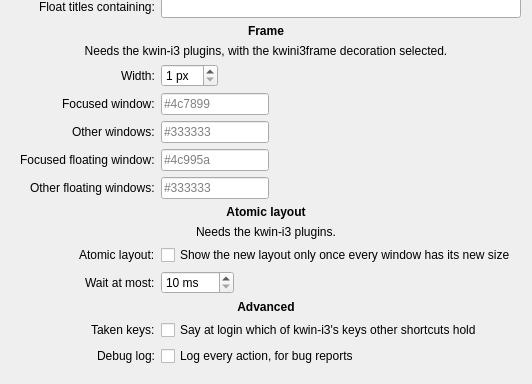
grandpaul2/kwin-i3, file package/contents/ui/config.ui: the form before one commit; both pictures show x 0 to 532 and y 364 to 748 of the 532 by 748 pixel window.
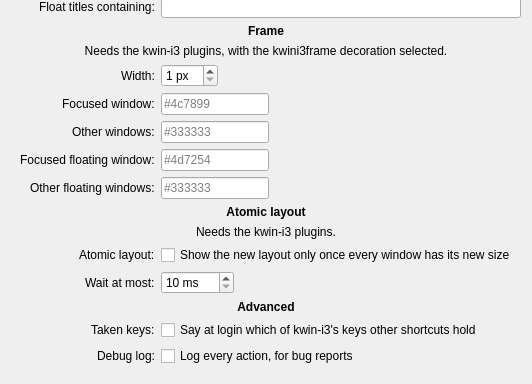
The form after the commit.

Commit message:
The active floating window's frame defaults to Paul's muted green, #4d7254
Paul picked it in the settings page's colour button (was #4c995a) and wants it as the default:
main.xml, settings.js, the frame plugin's own fallback, the form's placeholder, the README, and
54-frame.sh's expected pixel.

Diff of the .ui file:
```diff
--- a/package/contents/ui/config.ui
+++ b/package/contents/ui/config.ui
@@ -450,7 +450,7 @@
      <item row="18" column="1">
       <widget class="QLineEdit" name="kcfg_frameFloatingActive">
        <property name="placeholderText">
-        <string>#4c995a</string>
+        <string>#4d7254</string>
        </property>
       </widget>
      </item>
```
The commit also changes 7 other files.
